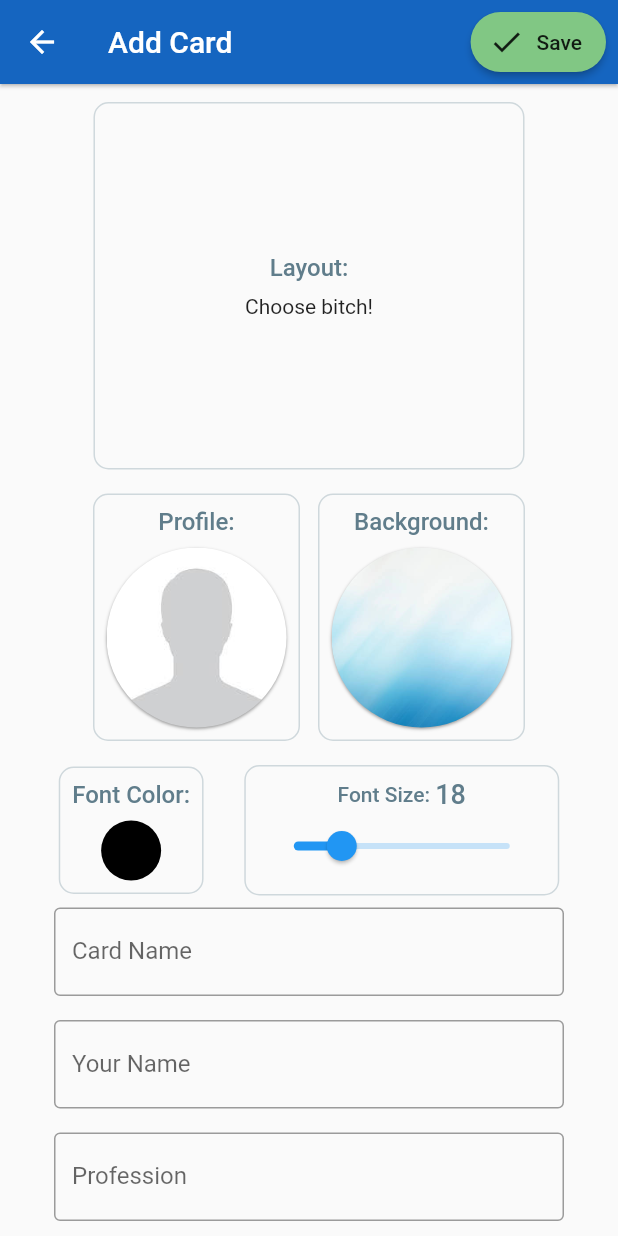
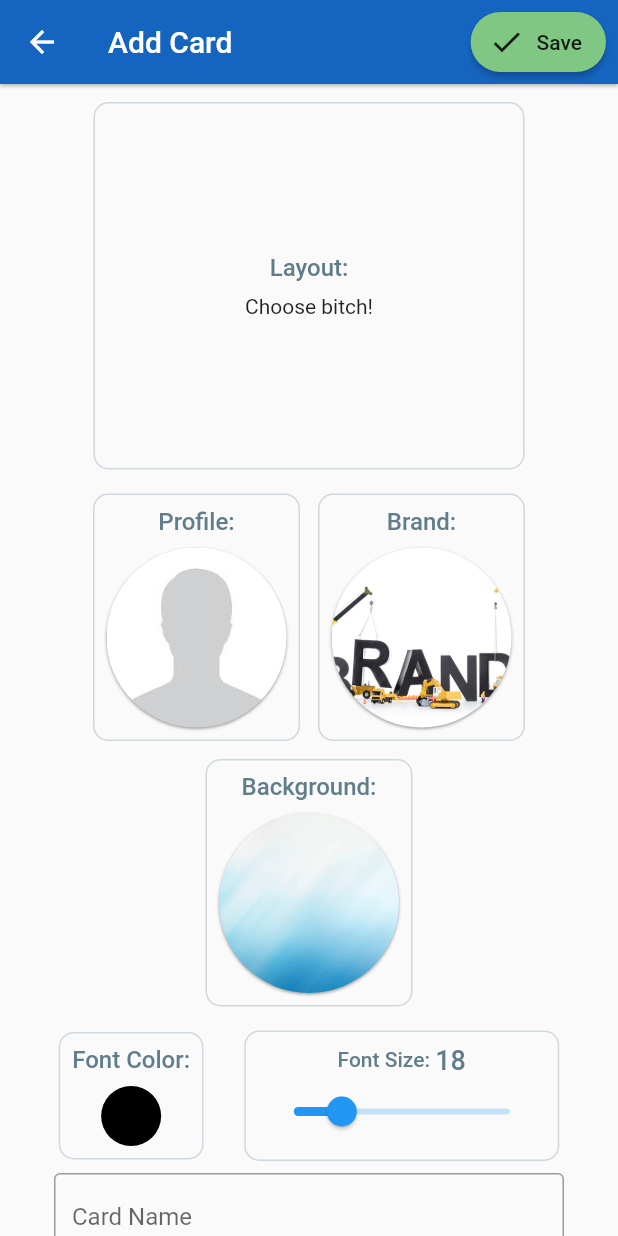
Before and after one commit to rodrigobastosv/heremycard, a Flutter app: the AddCardScreen screen opened directly, on a phone screen of 412 x 824 dp. Run offline on Flutter 3.47's test engine with Material 2 defaults, Android fonts, the light colour scheme and no system bars; our stand-ins replace dotted_border, flutter_colorpicker, fluttertoast, image_picker, material_design_icons_flutter, sqflite; missing offline and left inert: esys_flutter_share; accounts and stored records are empty.

Commit message:
Adding logic of brand on top

```diff
--- a/lib/dao/card_dao.dart
+++ b/lib/dao/card_dao.dart
@@ -35,6 +35,7 @@ class CardDAO {
           $NAME = ?,
           $PROFESSION = ?,
           $PROFILE_IMAGE_PATH = ?,
+          $BRAND_IMAGE_PATH = ?,
           $BACKGROUND_IMAGE_PATH = ?,
           $FONT_COLOR = ?,
           $FONT_SIZE = ?,
@@ -48,6 +49,7 @@ class CardDAO {
           cardModel.name,
           cardModel.profession,
           cardModel.profileImagePath,
+          cardModel.brandImagePath,
           cardModel.backgroundImagePath,
           cardModel.fontColor,
           cardModel.fontSize,
--- a/lib/db/db_utils.dart
+++ b/lib/db/db_utils.dart
@@ -4,6 +4,7 @@ const LABEL = 'label';
 const NAME = 'name';
 const PROFESSION = 'profession';
 const PROFILE_IMAGE_PATH = 'profile_image_path';
+const BRAND_IMAGE_PATH = 'brand_image_path';
 const BACKGROUND_IMAGE_PATH = 'background_image_path';
 const FONT_COLOR = 'font_color';
 const FONT_SIZE = 'font_size';
--- a/lib/model/card_model.dart
+++ b/lib/model/card_model.dart
@@ -8,6 +8,7 @@ class CardModel {
   String name;
   String profession;
   String profileImagePath;
+  String brandImagePath;
   String backgroundImagePath;
   String phone;
   String email;
@@ -22,6 +23,7 @@ class CardModel {
       ..name = json[NAME]
       ..profession = json[PROFESSION]
       ..profileImagePath = json[PROFILE_IMAGE_PATH]
+      ..brandImagePath = json[BRAND_IMAGE_PATH]
       ..backgroundImagePath = json[BACKGROUND_IMAGE_PATH]
       ..fontColor = json[FONT_COLOR]
       ..fontSize = json[FONT_SIZE]
@@ -37,6 +39,7 @@ class CardModel {
       NAME: instance.name,
       PROFESSION: instance.profession,
       PROFILE_IMAGE_PATH: instance.profileImagePath,
+      BRAND_IMAGE_PATH: instance.brandImagePath,
       BACKGROUND_IMAGE_PATH: instance.backgroundImagePath,
       FONT_COLOR: instance.fontColor,
       FONT_SIZE: instance.fontSize,
--- a/lib/screen/add_screen/add_card_screen.dart
+++ b/lib/screen/add_screen/add_card_screen.dart
@@ -2,8 +2,11 @@ import 'dart:io';
 
 import 'package:flutter/material.dart';
 import 'package:heremycard/components/text_formfield_with_padding.dart';
+import 'package:heremycard/enum/layout.dart';
 import 'package:heremycard/model/card_model.dart';
 import 'package:heremycard/service/card_service.dart';
+import 'package:heremycard/utils/layout_utils.dart';
+import 'package:heremycard/utils/mc_form_fields.dart';
 import 'package:heremycard/utils/mc_ui_utils.dart';
 import 'package:image_picker/image_picker.dart';
 import 'package:provider/provider.dart';
@@ -28,6 +31,7 @@ class _AddCardScreenState extends State<AddCardScreen> {
   _AddCardScreenState(this.cardModel);
 
   File _pickedProfileImage;
+  File _pickedBrandImage;
   File _pickedBackgroundImage;
 
   final cardModel;
@@ -115,56 +119,76 @@ class _AddCardScreenState extends State<AddCardScreen> {
                     SizedBox(
                       height: 16.0,
                     ),
-                    _buildImagesPicker(),
+                    Consumer<LayoutPicked>(
+                      builder: (context, pickedLayout, child) {
+                        Layout layout = pickedLayout.getLayout();
+                        return Column(
+                          children: <Widget>[
+                            _buildImagesPicker(layout),
                             SizedBox(
                               height: 16.0,
                             ),
                             Row(
                               mainAxisAlignment: MainAxisAlignment.spaceEvenly,
                               children: <Widget>[
-                        _buildColorPicker(),
-                        _buildFontSizePicker(),
+                                layoutAcceptField(layout, MCFormField.fontColor)
+                                    ? _buildColorPicker()
+                                    : Container(),
+                                layoutAcceptField(layout, MCFormField.fontSize)
+                                    ? _buildFontSizePicker()
+                                    : Container(),
                               ],
                             ),
-                    TextFormfieldWithPadding(
+                            layoutAcceptField(layout, MCFormField.cardName)
+                                ? TextFormfieldWithPadding(
                                     initialValue: cardModel.label,
                                     label: 'Card Name',
                                     setter: widget.labelSetter,
                                     validator: widget.labelValidator,
-                        nextFocusNode: nameFN),
-                    TextFormfieldWithPadding(
+                                    nextFocusNode: nameFN)
+                                : Container(),
+                            layoutAcceptField(layout, MCFormField.name)
+                                ? TextFormfieldWithPadding(
                                     initialValue: cardModel.name,
                                     label: 'Your Name',
                                     setter: widget.nameSetter,
                                     validator: widget.nameValidator,
                                     focusNode: nameFN,
                                     nextFocusNode: professionFN,
-                    ),
-                    TextFormfieldWithPadding(
+                                  )
+                                : Container(),
+                            layoutAcceptField(layout, MCFormField.profession)
+                                ? TextFormfieldWithPadding(
                                     initialValue: cardModel.profession,
                                     label: 'Profession',
                                     setter: widget.professionSetter,
                                     validator: widget.professionValidator,
                                     focusNode: professionFN,
                                     nextFocusNode: phoneFN,
-                    ),
-                    TextFormfieldWithPadding(
+                                  )
+                                : Container(),
+                            layoutAcceptField(layout, MCFormField.phone)
+                                ? TextFormfieldWithPadding(
                                     initialValue: cardModel.phone,
                                     label: 'Phone',
                                     setter: widget.phoneSetter,
                                     inputType: TextInputType.phone,
                                     focusNode: phoneFN,
                                     nextFocusNode: emailFN,
-                    ),
-                    TextFormfieldWithPadding(
+                                  )
+                                : Container(),
+                            layoutAcceptField(layout, MCFormField.email)
+                                ? TextFormfieldWithPadding(
                                     initialValue: cardModel.email,
                                     label: 'E-mail',
                                     setter: widget.emailSetter,
                                     validator: widget.emailValidator,
                                     focusNode: emailFN,
                                     nextFocusNode: whatsappFN,
-                    ),
-                    TextFormfieldWithPadding(
+                                  )
+                                : Container(),
+                            layoutAcceptField(layout, MCFormField.whatsapp)
+                                ? TextFormfieldWithPadding(
                                     initialValue: cardModel.whatsapp,
                                     label: 'WhatsApp',
                                     setter: widget.whatsappSetter,
@@ -172,6 +196,11 @@ class _AddCardScreenState extends State<AddCardScreen> {
                                     focusNode: whatsappFN,
                                     textInputAction: TextInputAction.done,
                                     onFieldSubmitted: () => _saveCard(context),
+                                  )
+                                : Container(),
+                          ],
+                        );
+                      },
                     ),
                   ],
                 ),
@@ -262,12 +291,13 @@ class _AddCardScreenState extends State<AddCardScreen> {
     );
   }
 
-  Widget _buildImagesPicker() {
+  Widget _buildImagesPicker(Layout layout) {
     return Wrap(
       spacing: 12.0,
       runSpacing: 12.0,
       alignment: WrapAlignment.center,
       children: <Widget>[
+        if (layoutAcceptField(layout, MCFormField.profilePhoto))
           Container(
             padding: const EdgeInsets.all(8.0),
             decoration: BoxDecoration(
@@ -296,6 +326,36 @@ class _AddCardScreenState extends State<AddCardScreen> {
               ],
             ),
           ),
+        if (layoutAcceptField(layout, MCFormField.brand))
+          Container(
+            padding: const EdgeInsets.all(8.0),
+            decoration: BoxDecoration(
+              border: Border.all(color: Colors.blueGrey[100]),
+              borderRadius: BorderRadius.circular(10.0),
+            ),
+            child: Column(
+              children: <Widget>[
+                Padding(
+                  padding: const EdgeInsets.only(bottom: 8.0),
+                  child: Text(
+                    'Brand:',
+                    style: TextStyle(
+                      color: Colors.blueGrey,
+                      fontSize: 16.0,
+                      fontWeight: FontWeight.w500,
+                    ),
+                  ),
+                ),
+                CardImagePicker(
+                  imagePath: cardModel.brandImagePath,
+                  pickedImage: _pickedBrandImage,
+                  onPickImage: _pickBrandImage,
+                  defaultAssetPath: 'assets/brand.jpg',
+                ),
+              ],
+            ),
+          ),
+        if (layoutAcceptField(layout, MCFormField.backgroundImage))
           Container(
             padding: const EdgeInsets.all(8.0),
             decoration: BoxDecoration(
@@ -338,6 +398,16 @@ class _AddCardScreenState extends State<AddCardScreen> {
     }
   }
 
+  void _pickBrandImage(ImageSource source) async {
+    final image = await ImagePicker.pickImage(source: source);
+    if (image != null) {
+      setState(() {
+        _pickedBrandImage = image;
+        widget.setBrandImagePath(_pickedBrandImage.path);
+      });
+    }
+  }
+
   void _pickBackgroundImage(ImageSource source) async {
     final image = await ImagePicker.pickImage(source: source);
     if (image != null) {
--- a/lib/screen/add_screen/form_setters_mixin.dart
+++ b/lib/screen/add_screen/form_setters_mixin.dart
@@ -27,5 +27,6 @@ mixin FormSettersMixin {
   void setFontColor(int fontColor) => cardModel.fontColor = fontColor;
   void setFontSize(int fontSize) => cardModel.fontSize = fontSize;
   void setProfileImagePath(String profileImage) => cardModel.profileImagePath = profileImage;
+  void setBrandImagePath(String brandImage) => cardModel.brandImagePath = brandImage;
   void setBackgroundImagePath(String backgroundImage) => cardModel.backgroundImagePath = backgroundImage;
 }
--- /dev/null
+++ b/lib/utils/layout_utils.dart
@@ -0,0 +1,91 @@
+import 'package:heremycard/enum/layout.dart';
+
+import 'mc_form_fields.dart';
+
+bool layoutAcceptField(Layout layout, MCFormField field) {
+  bool accept;
+  switch(layout) {
+    case Layout.basicWithProfile: {
+      switch(field) {
+        case MCFormField.layout:
+        case MCFormField.profilePhoto:
+        case MCFormField.backgroundImage:
+        case MCFormField.fontColor:
+        case MCFormField.fontSize:
+        case MCFormField.cardName:
+        case MCFormField.name:
+        case MCFormField.profession:
+        case MCFormField.phone:
+        case MCFormField.email:
+        case MCFormField.whatsapp:
+          accept = true;
+          break;
+        case MCFormField.brand:
+          accept = false;
+          break;
+      }
+      return accept;
+    }
+    case Layout.basicWithProfileAndBrand: {
+      switch(field) {
+        case MCFormField.layout:
+        case MCFormField.profilePhoto:
+        case MCFormField.brand:
+        case MCFormField.backgroundImage:
+        case MCFormField.fontColor:
+        case MCFormField.fontSize:
+        case MCFormField.cardName:
+        case MCFormField.name:
+        case MCFormField.profession:
+        case MCFormField.phone:
+        case MCFormField.email:
+        case MCFormField.whatsapp:
+          accept = true;
+      }
+      return accept;
+    }
+    case Layout.profileEmphasys: {
+      switch(field) {
+        case MCFormField.layout:
+        case MCFormField.profilePhoto:
+        case MCFormField.backgroundImage:
+        case MCFormField.fontColor:
+        case MCFormField.fontSize:
+        case MCFormField.cardName:
+        case MCFormField.name:
+        case MCFormField.profession:
+        case MCFormField.phone:
+        case MCFormField.email:
+        case MCFormField.whatsapp:
+          accept = true;
+          break;
+        case MCFormField.brand:
+          accept = false;
+          break;
+      }
+      return accept;
+    }
+    case Layout.brandEmphasys: {
+      switch(field) {
+        case MCFormField.layout:
+        case MCFormField.brand:
+        case MCFormField.backgroundImage:
+        case MCFormField.fontColor:
+        case MCFormField.fontSize:
+        case MCFormField.cardName:
+        case MCFormField.name:
+        case MCFormField.profession:
+        case MCFormField.phone:
+        case MCFormField.email:
+        case MCFormField.whatsapp:
+          accept = true;
+          break;
+        case MCFormField.profilePhoto:
+          accept = false;
+          break;
+      }
+      return accept;
+    }
+  }
+  return true;
+}
--- /dev/null
+++ b/lib/utils/mc_form_fields.dart
@@ -0,0 +1,14 @@
+enum MCFormField {
+  layout,
+  profilePhoto,
+  brand,
+  backgroundImage,
+  fontColor,
+  fontSize,
+  cardName,
+  name,
+  profession,
+  phone,
+  email,
+  whatsapp
+}
```
Also changed, not shown: assets/brand.jpg (added). Lines whose indentation alone changed are shown as unchanged.
